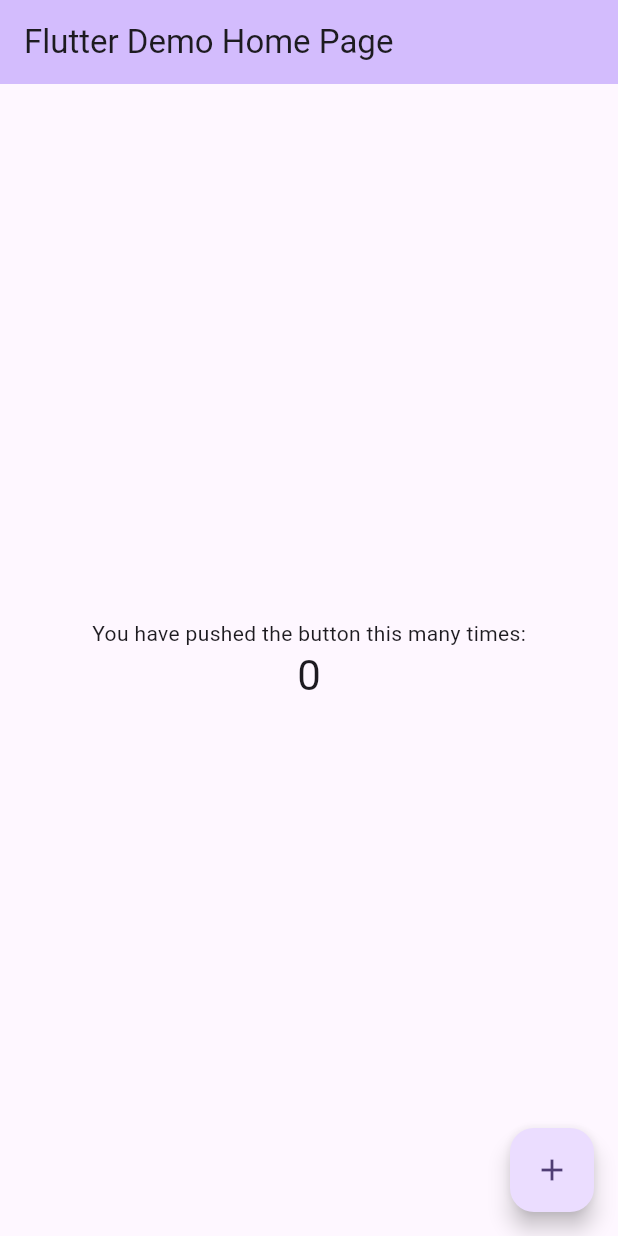
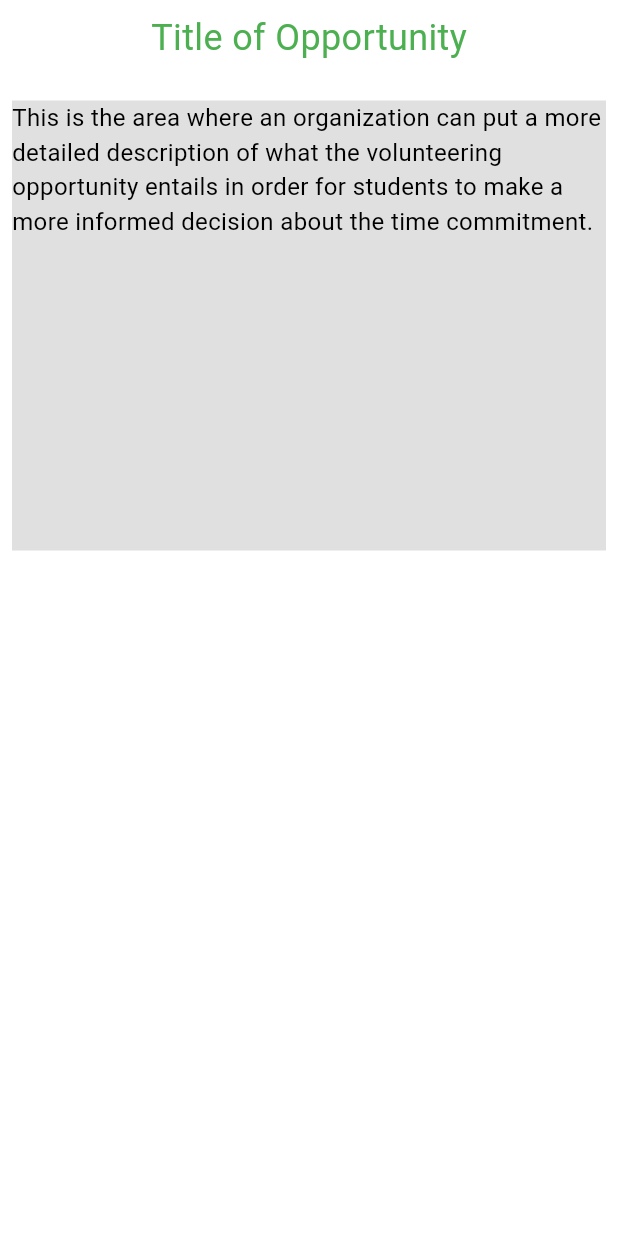
Before and after one commit to koenag/Team22, a Flutter app: the screen it shows after launch, on a phone screen of 412 x 824 dp. Run offline on Flutter 3.47's test engine with Material 3 defaults, Android fonts, the phone set to English and light mode, and no system bars.

Commit message:
I modified the main.dart by removing the demo, I added description_page.dart, and I deleted the login.dart file I made during the demo with Alex

```diff
--- /dev/null
+++ b/volunteering_opportunities/lib/description_page.dart
@@ -0,0 +1,42 @@
+import 'package:flutter/material.dart';
+
+class DescriptionPage extends StatelessWidget {
+  const DescriptionPage({super.key});
+
+  @override
+  Widget build(BuildContext context) {
+    return Scaffold(
+      backgroundColor: Colors.white,
+      body: Padding(
+        padding: const EdgeInsets.all(8.0),
+        child: Center(
+          child: Column(
+            children:[
+              Text(
+                'Title of Opportunity',
+                style: TextStyle(
+                  color: Colors.green,
+                  fontSize: 24,
+                ),
+              ),
+
+              const SizedBox(height:25),
+
+              Container(
+                height: 300,
+                color: Colors.grey[300],
+                child: Text(
+                  'This is the area where an organization can put a more detailed description of what the volunteering opportunity entails in order for students to make a more informed decision about the time commitment.',
+                  style: TextStyle(
+                    color: Colors.black,
+                    fontSize: 16,
+                  ),
+                ),
+              ),
+            ]
+          ),
+        ),
+      )
+    );
+  }
+}
--- a/volunteering_opportunities/lib/main.dart
+++ b/volunteering_opportunities/lib/main.dart
@@ -1,4 +1,5 @@
 import 'package:flutter/material.dart';
+import 'description_page.dart';
 
 void main() {
   runApp(const MyApp());
@@ -11,115 +12,7 @@ class MyApp extends StatelessWidget {
   @override
   Widget build(BuildContext context) {
     return MaterialApp(
-      title: 'Flutter Demo',
-      theme: ThemeData(
-        // This is the theme of your application.
-        //
-        // TRY THIS: Try running your application with "flutter run". You'll see
-        // the application has a purple toolbar. Then, without quitting the app,
-        // try changing the seedColor in the colorScheme below to Colors.green
-        // and then invoke "hot reload" (save your changes or press the "hot
-        // reload" button in a Flutter-supported IDE, or press "r" if you used
-        // the command line to start the app).
-        //
-        // Notice that the counter didn't reset back to zero; the application
-        // state is not lost during the reload. To reset the state, use hot
-        // restart instead.
-        //
-        // This works for code too, not just values: Most code changes can be
-        // tested with just a hot reload.
-        colorScheme: ColorScheme.fromSeed(seedColor: Colors.deepPurple),
-        useMaterial3: true,
-      ),
-      home: const MyHomePage(title: 'Flutter Demo Home Page'),
+      home: DescriptionPage(),
     );
   }
 }
-
-class MyHomePage extends StatefulWidget {
-  const MyHomePage({super.key, required this.title});
-
-  // This widget is the home page of your application. It is stateful, meaning
-  // that it has a State object (defined below) that contains fields that affect
-  // how it looks.
-
-  // This class is the configuration for the state. It holds the values (in this
-  // case the title) provided by the parent (in this case the App widget) and
-  // used by the build method of the State. Fields in a Widget subclass are
-  // always marked "final".
-
-  final String title;
-
-  @override
-  State<MyHomePage> createState() => _MyHomePageState();
-}
-
-class _MyHomePageState extends State<MyHomePage> {
-  int _counter = 0;
-
-  void _incrementCounter() {
-    setState(() {
-      // This call to setState tells the Flutter framework that something has
-      // changed in this State, which causes it to rerun the build method below
-      // so that the display can reflect the updated values. If we changed
-      // _counter without calling setState(), then the build method would not be
-      // called again, and so nothing would appear to happen.
-      _counter++;
-    });
-  }
-
-  @override
-  Widget build(BuildContext context) {
-    // This method is rerun every time setState is called, for instance as done
-    // by the _incrementCounter method above.
-    //
-    // The Flutter framework has been optimized to make rerunning build methods
-    // fast, so that you can just rebuild anything that needs updating rather
-    // than having to individually change instances of widgets.
-    return Scaffold(
-      appBar: AppBar(
-        // TRY THIS: Try changing the color here to a specific color (to
-        // Colors.amber, perhaps?) and trigger a hot reload to see the AppBar
-        // change color while the other colors stay the same.
-        backgroundColor: Theme.of(context).colorScheme.inversePrimary,
-        // Here we take the value from the MyHomePage object that was created by
-        // the App.build method, and use it to set our appbar title.
-        title: Text(widget.title),
-      ),
-      body: Center(
-        // Center is a layout widget. It takes a single child and positions it
-        // in the middle of the parent.
-        child: Column(
-          // Column is also a layout widget. It takes a list of children and
-          // arranges them vertically. By default, it sizes itself to fit its
-          // children horizontally, and tries to be as tall as its parent.
-          //
-          // Column has various properties to control how it sizes itself and
-          // how it positions its children. Here we use mainAxisAlignment to
-          // center the children vertically; the main axis here is the vertical
-          // axis because Columns are vertical (the cross axis would be
-          // horizontal).
-          //
-          // TRY THIS: Invoke "debug painting" (choose the "Toggle Debug Paint"
-          // action in the IDE, or press "p" in the console), to see the
-          // wireframe for each widget.
-          mainAxisAlignment: MainAxisAlignment.center,
-          children: <Widget>[
-            const Text(
-              'You have pushed the button this many times:',
-            ),
-            Text(
-              '$_counter',
-              style: Theme.of(context).textTheme.headlineMedium,
-            ),
-          ],
-        ),
-      ),
-      floatingActionButton: FloatingActionButton(
-        onPressed: _incrementCounter,
-        tooltip: 'Increment',
-        child: const Icon(Icons.add),
-      ), // This trailing comma makes auto-formatting nicer for build methods.
-    );
-  }
-}
```
Also changed, not shown: volunteering_opportunities/lib/login.dart (deleted).
